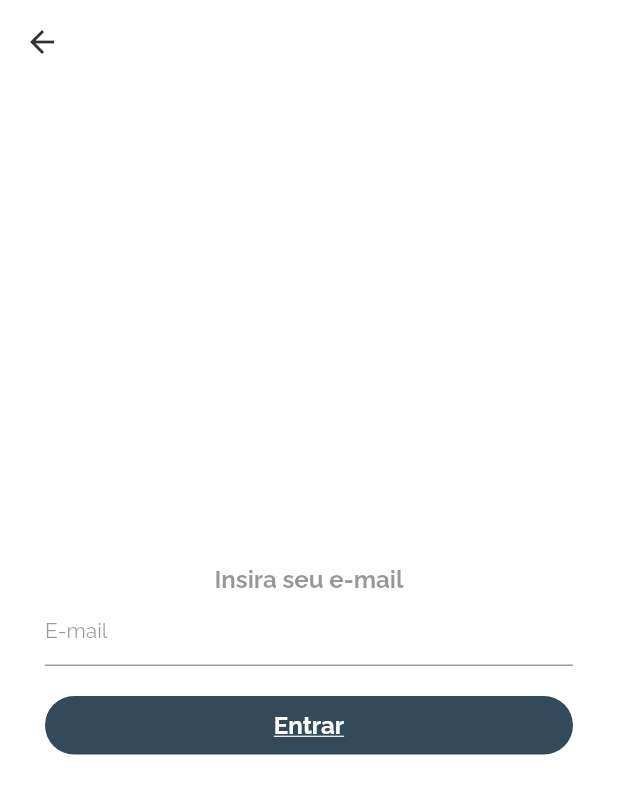
After one commit to arkaisho/my_eyes_app, a Flutter app: the RecoverPasswordPage screen opened by its route, on a phone screen of 412 x 824 dp. The commit adds this screen. Shown: the top 794 px of the screen. Run offline on Flutter 3.47's test engine with Material 2 defaults, Android fonts, the phone set to English and light mode, and no system bars; our stand-ins replace dio, flutter_mobx, flutter_modular, google_fonts, mobx, retrofit and 1 more; accounts and stored records are empty; generated files the repository leaves out were written again; network calls fail.

Commit message:
authentication integration

```diff
--- a/lib/app/app_module.dart
+++ b/lib/app/app_module.dart
@@ -1,4 +1,5 @@
 import 'package:flutter_modular/flutter_modular.dart';
+import 'package:my_eyes/app/modules/products/products_module.dart';
 
 import 'modules/home/home_module.dart';
 
@@ -9,6 +10,6 @@ class AppModule extends Module {
   @override
   final List<ModularRoute> routes = [
     ModuleRoute(Modular.initialRoute, module: HomeModule()),
+    ModuleRoute("/products", module: ProductsModule())
   ];
-
 }
--- /dev/null
+++ b/lib/app/modules/authentication/pages/recover_password_page.dart
@@ -0,0 +1,85 @@
+import 'package:flutter/material.dart';
+import 'package:flutter_modular/flutter_modular.dart';
+import 'package:google_fonts/google_fonts.dart';
+import 'package:my_eyes/app/modules/authentication/authentication_store.dart';
+import 'package:my_eyes/app/shareds/circular_button.dart';
+import 'package:my_eyes/app/shareds/custom_colors.dart';
+
+class RecoverPasswordPage extends StatefulWidget {
+  const RecoverPasswordPage({Key? key}) : super(key: key);
+
+  @override
+  _RecoverPasswordPageState createState() => _RecoverPasswordPageState();
+}
+
+class _RecoverPasswordPageState extends State<RecoverPasswordPage> {
+  final AuthenticationStore store = Modular.get();
+  final TextEditingController emailController = TextEditingController();
+
+  @override
+  Widget build(BuildContext context) {
+    return Scaffold(
+      backgroundColor: Colors.white,
+      appBar: AppBar(
+        backgroundColor: Colors.white,
+        elevation: 0,
+        leading: IconButton(
+          icon: Icon(Icons.arrow_back),
+          color: CustomColors.mainBlack,
+          onPressed: () {
+            Modular.to.pop();
+          },
+        ),
+      ),
+      body: Padding(
+        padding: const EdgeInsets.symmetric(horizontal: 30),
+        child: Column(
+          mainAxisAlignment: MainAxisAlignment.center,
+          children: [
+            Text(
+              "Insira seu e-mail",
+              style: GoogleFonts.raleway(
+                fontWeight: FontWeight.bold,
+                color: CustomColors.mainBlack.withOpacity(.5),
+                fontSize: 16,
+              ),
+            ),
+            TextFormField(
+              controller: emailController,
+              onEditingComplete: () {
+                FocusScope.of(context).nextFocus();
+              },
+              decoration: InputDecoration(
+                hintText: "E-mail",
+                hintStyle: GoogleFonts.raleway(
+                  color: CustomColors.mainBlack.withOpacity(.5),
+                  fontSize: 14,
+                ),
+                focusColor: CustomColors.mainBlue,
+                hoverColor: CustomColors.mainBlue,
+                fillColor: CustomColors.mainBlue,
+              ),
+              cursorColor: CustomColors.mainBlue,
+            ),
+            Container(height: 20),
+            Row(
+              children: [
+                Expanded(
+                  child: CircularButton(
+                    text: "Entrar",
+                    onTap: () async {
+                      await store.recoverPassword(
+                        context,
+                        email: emailController.text,
+                      );
+                    },
+                  ),
+                ),
+              ],
+            ),
+          ],
+        ),
+      ),
+    );
+  }
+}
--- a/lib/app/modules/home/home_module.dart
+++ b/lib/app/modules/home/home_module.dart
@@ -1,8 +1,7 @@
 import 'package:dio/dio.dart';
 import 'package:flutter_modular/flutter_modular.dart';
 import 'package:my_eyes/app/modules/home/datasource/home_api.dart';
-import 'package:my_eyes/app/modules/login/login_module.dart';
-import 'package:my_eyes/app/modules/signup/signup_module.dart';
+import 'package:my_eyes/app/modules/authentication/authentication_module.dart';
 import '../home/home_store.dart';
 
 import 'pages/home_page.dart';
@@ -17,7 +16,6 @@ class HomeModule extends Module {
   @override
   final List<ModularRoute> routes = [
     ChildRoute(Modular.initialRoute, child: (_, args) => HomePage()),
-    ModuleRoute("\login", module:LoginModule()),
-    ModuleRoute("\signup", module:SignupModule())
+    ModuleRoute("\login", module: AuthenticationModule()),
   ];
 }
```
Also changed, not shown: lib/app/modules/authentication/authentication_module.dart (added, +22 -0 lines), lib/app/modules/authentication/authentication_store.dart (added, +113 -0 lines), lib/app/modules/authentication/datasources/authentication_api.dart (added, +23 -0 lines), lib/app/modules/authentication/pages/login_page.dart (renamed from lib/app/modules/login/pages/login_page.dart, +20 -6 lines), lib/app/modules/authentication/pages/signup_page.dart (renamed from lib/app/modules/signup/pages/signup_page.dart, +38 -25 lines), lib/app/modules/login/login_module.dart (deleted, +0 -15 lines), lib/app/modules/login/login_store.dart (deleted, +0 -8 lines), lib/app/modules/products/datasources/products_api.dart (added, +15 -0 lines), lib/app/modules/products/products_module.dart (added, +18 -0 lines), lib/app/modules/products/products_page.dart (added, +45 -0 lines), lib/app/modules/products/products_store.dart (added, +45 -0 lines), lib/app/modules/signup/signup_module.dart (deleted, +0 -15 lines), lib/app/modules/signup/signup_store.dart (deleted, +0 -8 lines), lib/app/utils/authentication.dart (added, +51 -0 lines), 2 more files.
